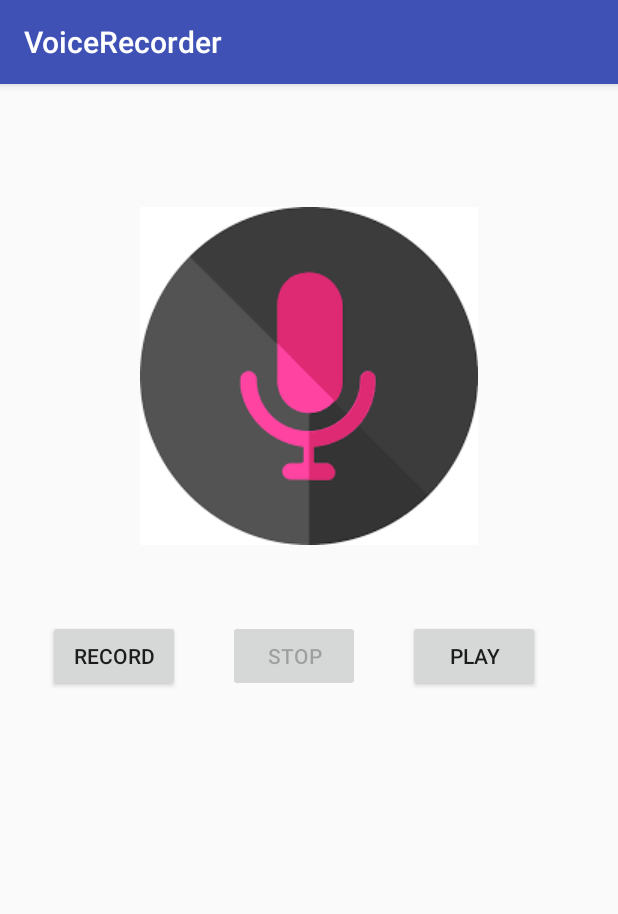
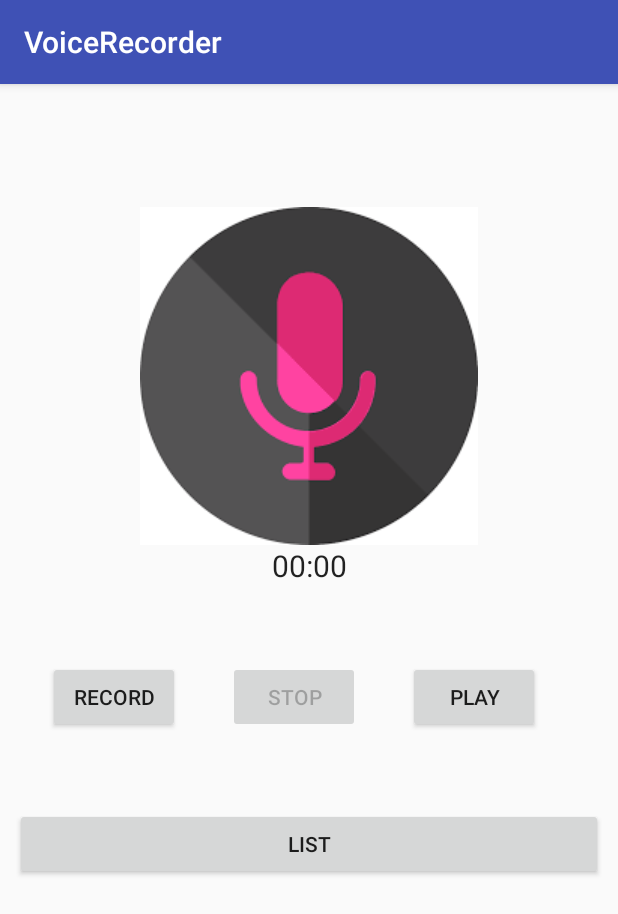
Before and after one commit to epsilon-akshay/Voice-Recorder, an Android app: the screen it shows after launch (RecordingActivity), on a phone screen of 412 x 824 dp. Shown: the top 914 px of the screen. Run offline under Robolectric (Android 15) with nearby library versions, the phone set to English and light mode, and no system bars.

Commit message:
added list feature in the app

```diff
--- a/app/build.gradle
+++ b/app/build.gradle
@@ -24,9 +24,10 @@ android {
 
 dependencies {
     implementation fileTree(dir: 'libs', include: ['*.jar'])
-    implementation"org.jetbrains.kotlin:kotlin-stdlib-jdk7:$kotlin_version"
+    implementation "org.jetbrains.kotlin:kotlin-stdlib-jdk7:$kotlin_version"
     implementation 'com.android.support:appcompat-v7:28.0.0'
     implementation 'com.android.support.constraint:constraint-layout:1.1.3'
+    implementation 'com.android.support:recyclerview-v7:28.0.0'
     testImplementation 'junit:junit:4.12'
     androidTestImplementation 'com.android.support.test:runner:1.0.2'
     androidTestImplementation 'com.android.support.test.espresso:espresso-core:3.0.2'
--- a/app/src/main/java/bootcamp/gojek/voicerecorder/RecordingActivity.kt
+++ b/app/src/main/java/bootcamp/gojek/voicerecorder/RecordingActivity.kt
@@ -1,5 +1,6 @@
 package bootcamp.gojek.voicerecorder
 
+import android.content.Intent
 import android.content.pm.PackageManager
 import android.media.MediaPlayer
 import android.media.MediaRecorder
@@ -8,14 +9,15 @@ import android.os.Bundle
 import android.os.Environment
 import android.support.v4.app.ActivityCompat
 import android.support.v4.content.ContextCompat
-import android.util.Log
 import android.widget.Button
-import java.io.File
+import android.os.SystemClock
+import android.widget.Chronometer
+import kotlinx.android.synthetic.main.activity_recording.*
 
 
 class RecordingActivity : AppCompatActivity() {
-    lateinit var recorder: MediaRecorder
-    lateinit var outputFile: String
+    private lateinit var recorder: MediaRecorder
+    private lateinit var outputFile: String
 
     override fun onCreate(savedInstanceState: Bundle?) {
         super.onCreate(savedInstanceState)
@@ -23,12 +25,12 @@ class RecordingActivity : AppCompatActivity() {
         val play = findViewById<Button>(R.id.play)
         val stop = findViewById<Button>(R.id.stop)
         val record = findViewById<Button>(R.id.record)
+        val timeBar = findViewById<Chronometer>(R.id.time)
         stop.isEnabled = false
         play.isEnabled = true
 
         val REQUEST_EXTERNAL_STORAGE = 1
-        val PERMISSIONS_STORAGE = arrayOf<String>(android.Manifest.permission.READ_EXTERNAL_STORAGE, android.Manifest.permission.WRITE_EXTERNAL_STORAGE)
-
+        val PERMISSIONS_STORAGE = arrayOf(android.Manifest.permission.READ_EXTERNAL_STORAGE, android.Manifest.permission.WRITE_EXTERNAL_STORAGE)
 
 
         val permission = ContextCompat.checkSelfPermission(this,
@@ -40,32 +42,22 @@ class RecordingActivity : AppCompatActivity() {
                     PERMISSIONS_STORAGE,
                     REQUEST_EXTERNAL_STORAGE
             )
-        }
-
-        else
-        {
-            val permission = ActivityCompat.checkSelfPermission(this, android.Manifest.permission.WRITE_EXTERNAL_STORAGE)
-
-            if (permission != PackageManager.PERMISSION_GRANTED) {
-                ActivityCompat.requestPermissions(
-                        this,
-                        PERMISSIONS_STORAGE,
-                        REQUEST_EXTERNAL_STORAGE
-                )
-            }
-
-
+        } else {
             record.setOnClickListener {
                 val recorder = initRecorder()
                 outputFile = Environment.getExternalStoragePublicDirectory(Environment.DIRECTORY_DOWNLOADS).absolutePath + "/recording${System.currentTimeMillis()}.3gp"
                 recorder.setOutputFile(outputFile)
                 recorder.prepare()
                 recorder.start()
+                timeBar.setBase(SystemClock.elapsedRealtime());
+                timeBar.start()
                 record.isEnabled = false
                 stop.isEnabled = true
             }
 
             stop.setOnClickListener {
+                timeBar.stop()
+                timeBar.setText("00:00")
                 recorder.stop()
                 recorder.release()
                 record.isEnabled = true
@@ -74,15 +66,20 @@ class RecordingActivity : AppCompatActivity() {
             }
 
             play.setOnClickListener {
-                val  newRecord = MediaPlayer()
+                val newRecord = MediaPlayer()
                 newRecord.setDataSource(outputFile)
                 newRecord.prepare()
                 newRecord.start()
             }
+
+            list.setOnClickListener{
+                var i = Intent(applicationContext, RecordList::class.java)
+                startActivity(i)
+            }
         }
     }
 
-    private fun initRecorder(): MediaRecorder{
+    private fun initRecorder(): MediaRecorder {
         recorder = MediaRecorder()
         recorder.setAudioSource(MediaRecorder.AudioSource.MIC)
         recorder.setOutputFormat(MediaRecorder.OutputFormat.THREE_GPP)
--- a/app/src/main/res/layout/activity_recording.xml
+++ b/app/src/main/res/layout/activity_recording.xml
@@ -1,8 +1,8 @@
 <?xml version="1.0" encoding="utf-8"?>
-<RelativeLayout
-    android:layout_height="match_parent"
+<RelativeLayout android:layout_height="match_parent"
     android:layout_width="match_parent"
-    xmlns:android="http://schemas.android.com/apk/res/android">
+    xmlns:android="http://schemas.android.com/apk/res/android"
+    xmlns:tool="http://schemas.android.com/tools">
 
     <ImageView
         android:id="@+id/record_image"
@@ -13,11 +13,20 @@
         android:layout_marginTop="@dimen/margin_top_for_image"
         android:src="@drawable/voice_image" />
 
+    <Chronometer
+        android:layout_width="match_parent"
+        android:layout_height="wrap_content"
+        android:textSize="20sp"
+        android:id="@+id/time"
+        android:layout_below="@+id/record_image"
+        android:textAlignment="center"/>
+
     <LinearLayout
+        android:id="@+id/buttons"
         android:layout_height="wrap_content"
-        android:layout_width="wrap_content"
+        android:layout_width="match_parent"
         android:orientation="horizontal"
-        android:layout_below="@+id/record_image">
+        android:layout_below="@+id/time">
 
         <Button
             android:id="@+id/record"
@@ -45,4 +54,15 @@
             android:text="@string/play"
             />
     </LinearLayout>
+
+    <Button
+        android:id="@+id/list"
+        android:layout_width="match_parent"
+        android:layout_below="@+id/buttons"
+        android:layout_height="wrap_content"
+        android:layout_marginTop="50dp"
+        android:layout_marginLeft="10dp"
+        android:layout_marginRight="10dp"
+        android:text="@string/list">
+    </Button>
 </RelativeLayout>
--- a/app/src/main/res/values/strings.xml
+++ b/app/src/main/res/values/strings.xml
@@ -2,4 +2,5 @@
     <string name="app_name">VoiceRecorder</string>
     <string name="stop">stop</string>
     <string name="play">play</string>
+    <string name="list">list</string>
 </resources>
```
Also changed, not shown: app/src/main/AndroidManifest.xml (+5 -2 lines), app/src/main/java/bootcamp/gojek/voicerecorder/RecordList.kt (added, +28 -0 lines), app/src/main/java/bootcamp/gojek/voicerecorder/RecordingAdapter.kt (added, +39 -0 lines), app/src/main/res/layout/activity_record_list.xml (added, +15 -0 lines), app/src/main/res/layout/recording_button.xml (added, +12 -0 lines).
